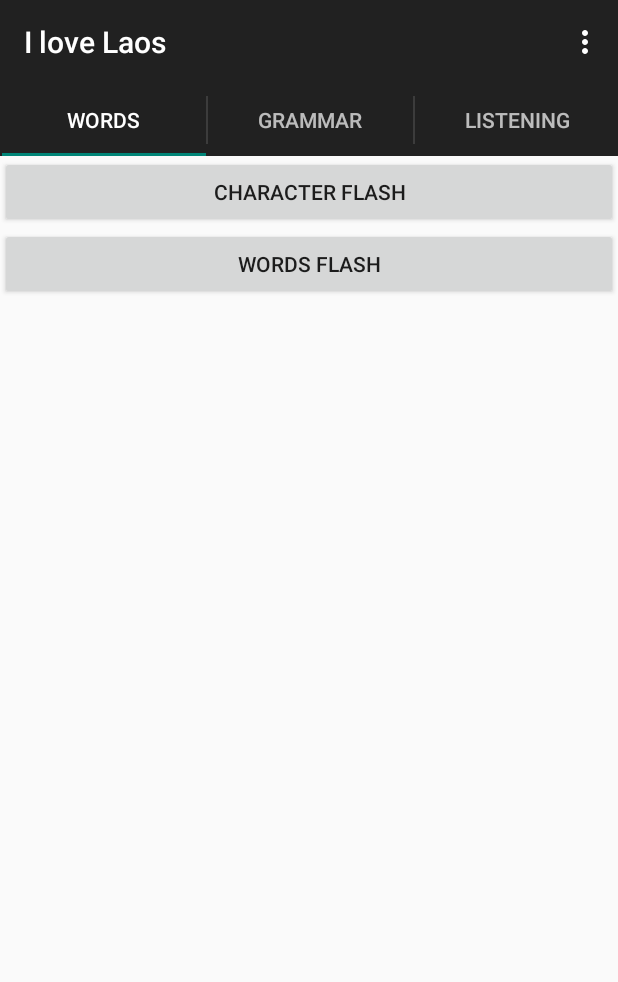
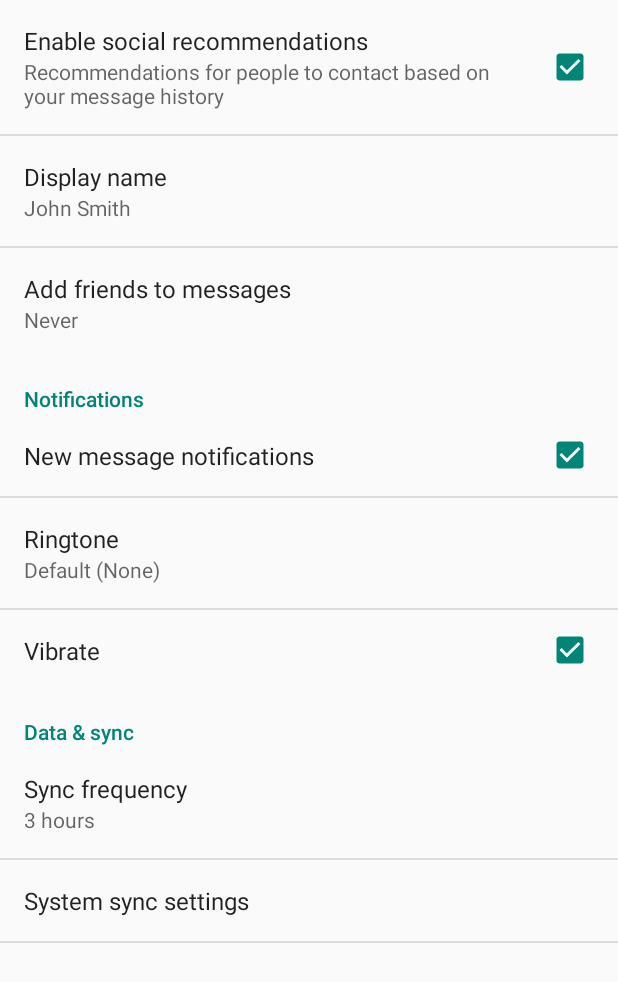
Before and after one commit to hiramoto/I_love_Laos, an Android app: the screen it shows after launch (MainActivity before the commit, SettingsActivity after it), in the options menu, after a tap on "Settings", on a phone screen of 412 x 824 dp. Shown: the top 982 px of the screen. Run offline under Robolectric (Android 15) with nearby library versions, the phone set to English and light mode, and no system bars.

Commit message:
before major change.

```diff
--- a/app/build.gradle
+++ b/app/build.gradle
@@ -8,8 +8,8 @@ android {
         applicationId "com.laos.hiramoto.ilovelaos"
         minSdkVersion 16
         targetSdkVersion 21
-        versionCode 3
-        versionName "1.2"
+        versionCode 7
+        versionName "1.7"
     }
     buildTypes {
         release {
@@ -22,4 +22,5 @@ android {
 dependencies {
     compile fileTree(dir: 'libs', include: ['*.jar'])
     compile 'com.android.support:appcompat-v7:21.0.3'
+    compile 'com.android.support:support-v4:21.0.3'
 }
--- a/app/src/main/AndroidManifest.xml
+++ b/app/src/main/AndroidManifest.xml
@@ -24,6 +24,10 @@
             android:name=".CharacterActivity"
             android:label="@string/title_activity_character" >
         </activity>
+        <activity
+            android:name=".SettingsActivity"
+            android:label="@string/title_activity_settings" >
+        </activity>
     </application>
 
 </manifest>
--- a/app/src/main/java/com/laos/hiramoto/ilovelaos/MainActivity.java
+++ b/app/src/main/java/com/laos/hiramoto/ilovelaos/MainActivity.java
@@ -2,6 +2,7 @@ package com.laos.hiramoto.ilovelaos;
 
 import java.util.Locale;
 
+import android.content.Intent;
 import android.database.sqlite.SQLiteDatabase;
 import android.net.Uri;
 import android.support.v7.app.ActionBarActivity;
@@ -96,6 +97,9 @@ public class MainActivity extends ActionBarActivity implements ActionBar.TabList
 
         //noinspection SimplifiableIfStatement
         if (id == R.id.action_settings) {
+
+            Intent intent = new Intent(this,SettingsActivity.class);
+            startActivity(intent);
             return true;
         }
 
--- /dev/null
+++ b/app/src/main/java/com/laos/hiramoto/ilovelaos/SettingsActivity.java
@@ -0,0 +1,260 @@
+package com.laos.hiramoto.ilovelaos;
+
+import android.annotation.TargetApi;
+import android.content.Context;
+import android.content.res.Configuration;
+import android.media.Ringtone;
+import android.media.RingtoneManager;
+import android.net.Uri;
+import android.os.Build;
+import android.os.Bundle;
+import android.preference.ListPreference;
+import android.preference.Preference;
+import android.preference.PreferenceActivity;
+import android.preference.PreferenceCategory;
+import android.preference.PreferenceFragment;
+import android.preference.PreferenceManager;
+import android.preference.RingtonePreference;
+import android.text.TextUtils;
+
+
+import java.util.List;
+
+/**
+ * A {@link PreferenceActivity} that presents a set of application settings. On
+ * handset devices, settings are presented as a single list. On tablets,
+ * settings are split by category, with category headers shown to the left of
+ * the list of settings.
+ * <p/>
+ * See <a href="http://developer.android.com/design/patterns/settings.html">
+ * Android Design: Settings</a> for design guidelines and the <a
+ * href="http://developer.android.com/guide/topics/ui/settings.html">Settings
+ * API Guide</a> for more information on developing a Settings UI.
+ */
+public class SettingsActivity extends PreferenceActivity {
+    /**
+     * Determines whether to always show the simplified settings UI, where
+     * settings are presented in a single list. When false, settings are shown
+     * as a master/detail two-pane view on tablets. When true, a single pane is
+     * shown on tablets.
+     */
+    private static final boolean ALWAYS_SIMPLE_PREFS = false;
+
+
+    @Override
+    protected void onPostCreate(Bundle savedInstanceState) {
+        super.onPostCreate(savedInstanceState);
+
+        setupSimplePreferencesScreen();
+    }
+
+    /**
+     * Shows the simplified settings UI if the device configuration if the
+     * device configuration dictates that a simplified, single-pane UI should be
+     * shown.
+     */
+    private void setupSimplePreferencesScreen() {
+        if (!isSimplePreferences(this)) {
+            return;
+        }
+
+        // In the simplified UI, fragments are not used at all and we instead
+        // use the older PreferenceActivity APIs.
+
+        // Add 'general' preferences.
+        addPreferencesFromResource(R.xml.pref_general);
+
+        // Add 'notifications' preferences, and a corresponding header.
+        PreferenceCategory fakeHeader = new PreferenceCategory(this);
+        fakeHeader.setTitle(R.string.pref_header_notifications);
+        getPreferenceScreen().addPreference(fakeHeader);
+        addPreferencesFromResource(R.xml.pref_notification);
+
+        // Add 'data and sync' preferences, and a corresponding header.
+        fakeHeader = new PreferenceCategory(this);
+        fakeHeader.setTitle(R.string.pref_header_data_sync);
+        getPreferenceScreen().addPreference(fakeHeader);
+        addPreferencesFromResource(R.xml.pref_data_sync);
+
+        // Bind the summaries of EditText/List/Dialog/Ringtone preferences to
+        // their values. When their values change, their summaries are updated
+        // to reflect the ne
+        // w value, per the Android Design guidelines.
+        bindPreferenceSummaryToValue(findPreference("example_text"));
+        bindPreferenceSummaryToValue(findPreference("example_list"));
+        bindPreferenceSummaryToValue(findPreference("notifications_new_message_ringtone"));
+        bindPreferenceSummaryToValue(findPreference("sync_frequency"));
+    }
+
+    /**
+     * {@inheritDoc}
+     */
+    @Override
+    public boolean onIsMultiPane() {
+        return isXLargeTablet(this) && !isSimplePreferences(this);
+    }
+
+    /**
+     * Helper method to determine if the device has an extra-large screen. For
+     * example, 10" tablets are extra-large.
+     */
+    private static boolean isXLargeTablet(Context context) {
+        return (context.getResources().getConfiguration().screenLayout
+                & Configuration.SCREENLAYOUT_SIZE_MASK) >= Configuration.SCREENLAYOUT_SIZE_XLARGE;
+    }
+
+    /**
+     * Determines whether the simplified settings UI should be shown. This is
+     * true if this is forced via {@link #ALWAYS_SIMPLE_PREFS}, or the device
+     * doesn't have newer APIs like {@link PreferenceFragment}, or the device
+     * doesn't have an extra-large screen. In these cases, a single-pane
+     * "simplified" settings UI should be shown.
+     */
+    private static boolean isSimplePreferences(Context context) {
+        return ALWAYS_SIMPLE_PREFS
+                || Build.VERSION.SDK_INT < Build.VERSION_CODES.HONEYCOMB
+                || !isXLargeTablet(context);
+    }
+
+    /**
+     * {@inheritDoc}
+     */
+    @Override
+    @TargetApi(Build.VERSION_CODES.HONEYCOMB)
+    public void onBuildHeaders(List<Header> target) {
+        if (!isSimplePreferences(this)) {
+            loadHeadersFromResource(R.xml.pref_headers, target);
+        }
+    }
+
+    /**
+     * A preference value change listener that updates the preference's summary
+     * to reflect its new value.
+     */
+    private static Preference.OnPreferenceChangeListener sBindPreferenceSummaryToValueListener = new Preference.OnPreferenceChangeListener() {
+        @Override
+        public boolean onPreferenceChange(Preference preference, Object value) {
+            String stringValue = value.toString();
+
+            if (preference instanceof ListPreference) {
+                // For list preferences, look up the correct display value in
+                // the preference's 'entries' list.
+                ListPreference listPreference = (ListPreference) preference;
+                int index = listPreference.findIndexOfValue(stringValue);
+
+                // Set the summary to reflect the new value.
+                preference.setSummary(
+                        index >= 0
+                                ? listPreference.getEntries()[index]
+                                : null);
+
+            } else if (preference instanceof RingtonePreference) {
+                // For ringtone preferences, look up the correct display value
+                // using RingtoneManager.
+                if (TextUtils.isEmpty(stringValue)) {
+                    // Empty values correspond to 'silent' (no ringtone).
+                    preference.setSummary(R.string.pref_ringtone_silent);
+
+                } else {
+                    Ringtone ringtone = RingtoneManager.getRingtone(
+                            preference.getContext(), Uri.parse(stringValue));
+
+                    if (ringtone == null) {
+                        // Clear the summary if there was a lookup error.
+                        preference.setSummary(null);
+                    } else {
+                        // Set the summary to reflect the new ringtone display
+                        // name.
+                        String name = ringtone.getTitle(preference.getContext());
+                        preference.setSummary(name);
+                    }
+                }
+
+            } else {
+                // For all other preferences, set the summary to the value's
+                // simple string representation.
+                preference.setSummary(stringValue);
+            }
+            return true;
+        }
+    };
+
+    /**
+     * Binds a preference's summary to its value. More specifically, when the
+     * preference's value is changed, its summary (line of text below the
+     * preference title) is updated to reflect the value. The summary is also
+     * immediately updated upon calling this method. The exact display format is
+     * dependent on the type of preference.
+     *
+     * @see #sBindPreferenceSummaryToValueListener
+     */
+    private static void bindPreferenceSummaryToValue(Preference preference) {
+        // Set the listener to watch for value changes.
+        preference.setOnPreferenceChangeListener(sBindPreferenceSummaryToValueListener);
+
+        // Trigger the listener immediately with the preference's
+        // current value.
+        sBindPreferenceSummaryToValueListener.onPreferenceChange(preference,
+                PreferenceManager
+                        .getDefaultSharedPreferences(preference.getContext())
+                        .getString(preference.getKey(), ""));
+    }
+
+    /**
+     * This fragment shows general preferences only. It is used when the
+     * activity is showing a two-pane settings UI.
+     */
+    @TargetApi(Build.VERSION_CODES.HONEYCOMB)
+    public static class GeneralPreferenceFragment extends PreferenceFragment {
+        @Override
+        public void onCreate(Bundle savedInstanceState) {
+            super.onCreate(savedInstanceState);
+            addPreferencesFromResource(R.xml.pref_general);
+
+            // Bind the summaries of EditText/List/Dialog/Ringtone preferences
+            // to their values. When their values change, their summaries are
+            // updated to reflect the new value, per the Android Design
+            // guidelines.
+            bindPreferenceSummaryToValue(findPreference("example_text"));
+            bindPreferenceSummaryToValue(findPreference("example_list"));
+        }
+    }
+
+    /**
+     * This fragment shows notification preferences only. It is used when the
+     * activity is showing a two-pane settings UI.
+     */
+    @TargetApi(Build.VERSION_CODES.HONEYCOMB)
+    public static class NotificationPreferenceFragment extends PreferenceFragment {
+        @Override
+        public void onCreate(Bundle savedInstanceState) {
+            super.onCreate(savedInstanceState);
+            addPreferencesFromResource(R.xml.pref_notification);
+
+            // Bind the summaries of EditText/List/Dialog/Ringtone preferences
+            // to their values. When their values change, their summaries are
+            // updated to reflect the new value, per the Android Design
+            // guidelines.
+            bindPreferenceSummaryToValue(findPreference("notifications_new_message_ringtone"));
+        }
+    }
+
+    /**
+     * This fragment shows data and sync preferences only. It is used when the
+     * activity is showing a two-pane settings UI.
+     */
+    @TargetApi(Build.VERSION_CODES.HONEYCOMB)
+    public static class DataSyncPreferenceFragment extends PreferenceFragment {
+        @Override
+        public void onCreate(Bundle savedInstanceState) {
+            super.onCreate(savedInstanceState);
+            addPreferencesFromResource(R.xml.pref_data_sync);
+
+            // Bind the summaries of EditText/List/Dialog/Ringtone preferences
+            // to their values. When their values change, their summaries are
+            // updated to reflect the new value, per the Android Design
+            // guidelines.
+            bindPreferenceSummaryToValue(findPreference("sync_frequency"));
+        }
+    }
+}
--- a/app/src/main/java/com/laos/hiramoto/ilovelaos/WordsFlashFragment.java
+++ b/app/src/main/java/com/laos/hiramoto/ilovelaos/WordsFlashFragment.java
@@ -97,6 +97,7 @@ public class WordsFlashFragment extends Fragment {
 
         Button start = (Button)v.findViewById(R.id.button);
         Button stop = (Button)v.findViewById(R.id.button2);
+        Button next = (Button)v.findViewById(R.id.button7);
 
         start.setOnClickListener(new View.OnClickListener(){
             public void onClick(View v){
@@ -107,6 +108,12 @@ public class WordsFlashFragment extends Fragment {
         stop.setOnClickListener(new View.OnClickListener(){
             public  void  onClick(View v){
                 loopEngine.stop();
+            }
+        });
+
+        next.setOnClickListener(new View.OnClickListener() {
+            public void onClick(View v){
+                update();
             }
         });
 
@@ -127,7 +134,9 @@ public class WordsFlashFragment extends Fragment {
                 cursor.moveToFirst();
                 text.append(cursor.getString(1));
                 text.append("\n");
-                text.append(cursor.getString(2));
+                if(!cursor.isNull(2)){
+                    text.append(cursor.getString(2));
+                }
                 text.append("\n");
                 text.append(cursor.getString(3));
                 text.append("\n");
--- a/app/src/main/res/layout/activity_character.xml
+++ b/app/src/main/res/layout/activity_character.xml
@@ -9,7 +9,7 @@
     <Button
         android:layout_width="wrap_content"
         android:layout_height="wrap_content"
-        android:text="New Button"
+        android:text="Start"
         android:id="@+id/button5"
         android:layout_alignParentBottom="true"
         android:layout_alignParentLeft="true"
@@ -18,7 +18,7 @@
     <Button
         android:layout_width="wrap_content"
         android:layout_height="wrap_content"
-        android:text="New Button"
+        android:text="Stop"
         android:id="@+id/button6"
         android:layout_alignBottom="@+id/button5"
         android:layout_alignParentRight="true"
@@ -28,7 +28,7 @@
         android:layout_width="wrap_content"
         android:layout_height="fill_parent"
         android:textAppearance="?android:attr/textAppearanceLarge"
-        android:text="Large Text"
+        android:text="character"
         android:id="@+id/textView2"
         android:layout_alignParentRight="true"
         android:layout_alignParentEnd="true"
--- /dev/null
+++ b/app/src/main/res/values-large/strings.xml
@@ -0,0 +1,5 @@
+<?xml version="1.0" encoding="utf-8"?>
+<resources>
+    <string name="show_jpn">日本語表示</string>
+    <string name="show_jpn_summ">発音、日本語訳を表示するかどうかを選択します。</string>
+</resources>
--- /dev/null
+++ b/app/src/main/res/values-sw600dp/strings.xml
@@ -0,0 +1,5 @@
+<?xml version="1.0" encoding="utf-8"?>
+<resources>
+    <string name="show_jpn">日本語表示</string>
+    <string name="show_jpn_summ">発音、日本語訳を表示するかどうかを選択します。</string>
+</resources>
--- /dev/null
+++ b/app/src/main/res/values-w820dp/strings.xml
@@ -0,0 +1,5 @@
+<?xml version="1.0" encoding="utf-8"?>
+<resources>
+    <string name="show_jpn">日本語表示</string>
+    <string name="show_jpn_summ">発音、日本語訳を表示するかどうかを選択します。</string>
+</resources>
--- a/app/src/main/res/values/strings.xml
+++ b/app/src/main/res/values/strings.xml
@@ -4,15 +4,20 @@
     <string name="app_name">I love Laos</string>
     <string name="title_section1">WORDS</string>
     <string name="title_section2">GRAMMAR</string>
-    <string name="title_section3">LISTENING</string>
+    <string name="title_section3">DICTIONARY</string>
     <string name="hello_world">Hello world!</string>
     <string name="action_settings">Settings</string>
     <string name="SECTION_01">TOP</string>
     <string name="blank_title_1">Hello Blank1</string>
-    <string name="blank_title_2">hello 2!!</string>
+    <string name="blank_title_2">Input in Hiragana</string>
     <string name="title_activity_words">WordsActivity</string>
     <string name="title_activity_words_flash">WordsFlashActivity</string>
     <string name="title_activity_character">CharacterActivity</string>
     <string name="pronunciation_test">kʰuwˊaayʔ</string>
+    <string name="show_jpn">日本語表示</string>
+
+<!-- TODO: Remove or change this placeholder text -->
+    <string name="hello_blank_fragment">Hello blank fragment</string>
+    <string name="title_activity_setting">SettingActivity</string>
 
 </resources>
--- /dev/null
+++ b/app/src/main/res/values/strings_activity_settings.xml
@@ -0,0 +1,61 @@
+<resources>
+    <string name="title_activity_settings">Settings</string>
+
+    <!-- Strings related to Settings -->
+
+    <!-- Example General settings -->
+    <string name="pref_header_general">General</string>
+
+    <string name="pref_title_social_recommendations">Enable social recommendations</string>
+    <string name="pref_description_social_recommendations">Recommendations for people to contact
+        based on your message history
+    </string>
+
+    <string name="pref_title_display_name">Display name</string>
+    <string name="pref_default_display_name">John Smith</string>
+
+    <string name="pref_title_add_friends_to_messages">Add friends to messages</string>
+    <string-array name="pref_example_list_titles">
+        <item>Always</item>
+        <item>When possible</item>
+        <item>Never</item>
+    </string-array>
+    <string-array name="pref_example_list_values">
+        <item>1</item>
+        <item>0</item>
+        <item>-1</item>
+    </string-array>
+
+    <!-- Example settings for Data & Sync -->
+    <string name="pref_header_data_sync">Data &amp; sync</string>
+
+    <string name="pref_title_sync_frequency">Sync frequency</string>
+    <string-array name="pref_sync_frequency_titles">
+        <item>15 minutes</item>
+        <item>30 minutes</item>
+        <item>1 hour</item>
+        <item>3 hours</item>
+        <item>6 hours</item>
+        <item>Never</item>
+    </string-array>
+    <string-array name="pref_sync_frequency_values">
+        <item>15</item>
+        <item>30</item>
+        <item>60</item>
+        <item>180</item>
+        <item>360</item>
+        <item>-1</item>
+    </string-array>
+
+    <string name="pref_title_system_sync_settings">System sync settings</string>
+
+    <!-- Example settings for Notifications -->
+    <string name="pref_header_notifications">Notifications</string>
+
+    <string name="pref_title_new_message_notifications">New message notifications</string>
+
+    <string name="pref_title_ringtone">Ringtone</string>
+    <string name="pref_ringtone_silent">Silent</string>
+
+    <string name="pref_title_vibrate">Vibrate</string>
+</resources>
--- /dev/null
+++ b/app/src/main/res/xml/pref_data_sync.xml
@@ -0,0 +1,21 @@
+<PreferenceScreen xmlns:android="http://schemas.android.com/apk/res/android">
+
+    <!-- NOTE: Hide buttons to simplify the UI. Users can touch outside the dialog to
+         dismiss it. -->
+    <!-- NOTE: ListPreference's summary should be set to its value by the activity code. -->
+    <ListPreference
+        android:key="sync_frequency"
+        android:title="@string/pref_title_sync_frequency"
+        android:entries="@array/pref_sync_frequency_titles"
+        android:entryValues="@array/pref_sync_frequency_values"
+        android:defaultValue="180"
+        android:negativeButtonText="@null"
+        android:positiveButtonText="@null" />
+
+    <!-- This preference simply launches an intent when selected. Use this UI sparingly, per
+         design guidelines. -->
+    <Preference android:title="@string/pref_title_system_sync_settings">
+        <intent android:action="android.settings.SYNC_SETTINGS" />
+    </Preference>
+
+</PreferenceScreen>
--- /dev/null
+++ b/app/src/main/res/xml/pref_general.xml
@@ -0,0 +1,33 @@
+<PreferenceScreen xmlns:android="http://schemas.android.com/apk/res/android">
+
+    <CheckBoxPreference
+        android:key="example_checkbox"
+        android:title="@string/pref_title_social_recommendations"
+        android:summary="@string/pref_description_social_recommendations"
+        android:defaultValue="true" />
+
+    <!-- NOTE: EditTextPreference accepts EditText attributes. -->
+    <!-- NOTE: EditTextPreference's summary should be set to its value by the activity code. -->
+    <EditTextPreference
+        android:key="example_text"
+        android:title="@string/pref_title_display_name"
+        android:defaultValue="@string/pref_default_display_name"
+        android:selectAllOnFocus="true"
+        android:inputType="textCapWords"
+        android:capitalize="words"
+        android:singleLine="true"
+        android:maxLines="1" />
+
+    <!-- NOTE: Hide buttons to simplify the UI. Users can touch outside the dialog to
+         dismiss it. -->
+    <!-- NOTE: ListPreference's summary should be set to its value by the activity code. -->
+    <ListPreference
+        android:key="example_list"
+        android:title="@string/pref_title_add_friends_to_messages"
+        android:defaultValue="-1"
+        android:entries="@array/pref_example_list_titles"
+        android:entryValues="@array/pref_example_list_values"
+        android:negativeButtonText="@null"
+        android:positiveButtonText="@null" />
+
+</PreferenceScreen>
--- /dev/null
+++ b/app/src/main/res/xml/pref_headers.xml
@@ -0,0 +1,17 @@
+<preference-headers xmlns:android="http://schemas.android.com/apk/res/android">
+
+    <!-- These settings headers are only used on tablets. -->
+
+    <header
+        android:fragment="com.laos.hiramoto.ilovelaos.SettingsActivity$GeneralPreferenceFragment"
+        android:title="@string/pref_header_general" />
+
+    <header
+        android:fragment="com.laos.hiramoto.ilovelaos.SettingsActivity$NotificationPreferenceFragment"
+        android:title="@string/pref_header_notifications" />
+
+    <header
+        android:fragment="com.laos.hiramoto.ilovelaos.SettingsActivity$DataSyncPreferenceFragment"
+        android:title="@string/pref_header_data_sync" />
+
+</preference-headers>
--- /dev/null
+++ b/app/src/main/res/xml/pref_notification.xml
@@ -0,0 +1,27 @@
+<PreferenceScreen xmlns:android="http://schemas.android.com/apk/res/android">
+
+    <!-- A 'parent' preference, which enables/disables child preferences (below)
+         when checked/unchecked. -->
+    <CheckBoxPreference
+        android:key="notifications_new_message"
+        android:title="@string/pref_title_new_message_notifications"
+        android:defaultValue="true" />
+
+    <!-- Allows the user to choose a ringtone in the 'notification' category. -->
+    <!-- NOTE: This preference will be enabled only when the checkbox above is checked. -->
+    <!-- NOTE: RingtonePreference's summary should be set to its value by the activity code. -->
+    <RingtonePreference
+        android:dependency="notifications_new_message"
+        android:key="notifications_new_message_ringtone"
+        android:title="@string/pref_title_ringtone"
+        android:ringtoneType="notification"
+        android:defaultValue="content://settings/system/notification_sound" />
+
+    <!-- NOTE: This preference will be enabled only when the checkbox above is checked. -->
+    <CheckBoxPreference
+        android:dependency="notifications_new_message"
+        android:key="notifications_new_message_vibrate"
+        android:title="@string/pref_title_vibrate"
+        android:defaultValue="true" />
+
+</PreferenceScreen>
```
Also changed, not shown: app/src/main/res/layout/fragment_grammar.xml (+7 -0 lines), app/src/main/res/layout/fragment_words_flash.xml (+12 -3 lines), app/src/main/res/xml/preferences.xml (added, +8 -0 lines), app/src/main/assets/laos.db.
